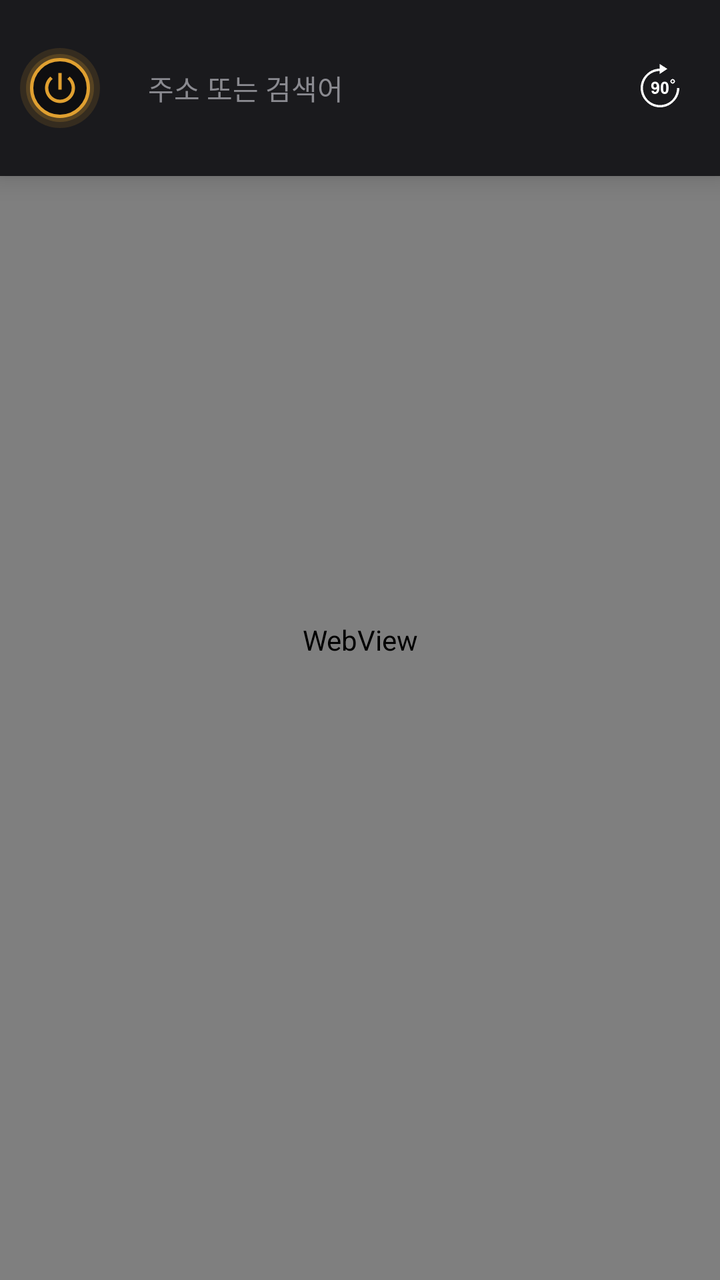
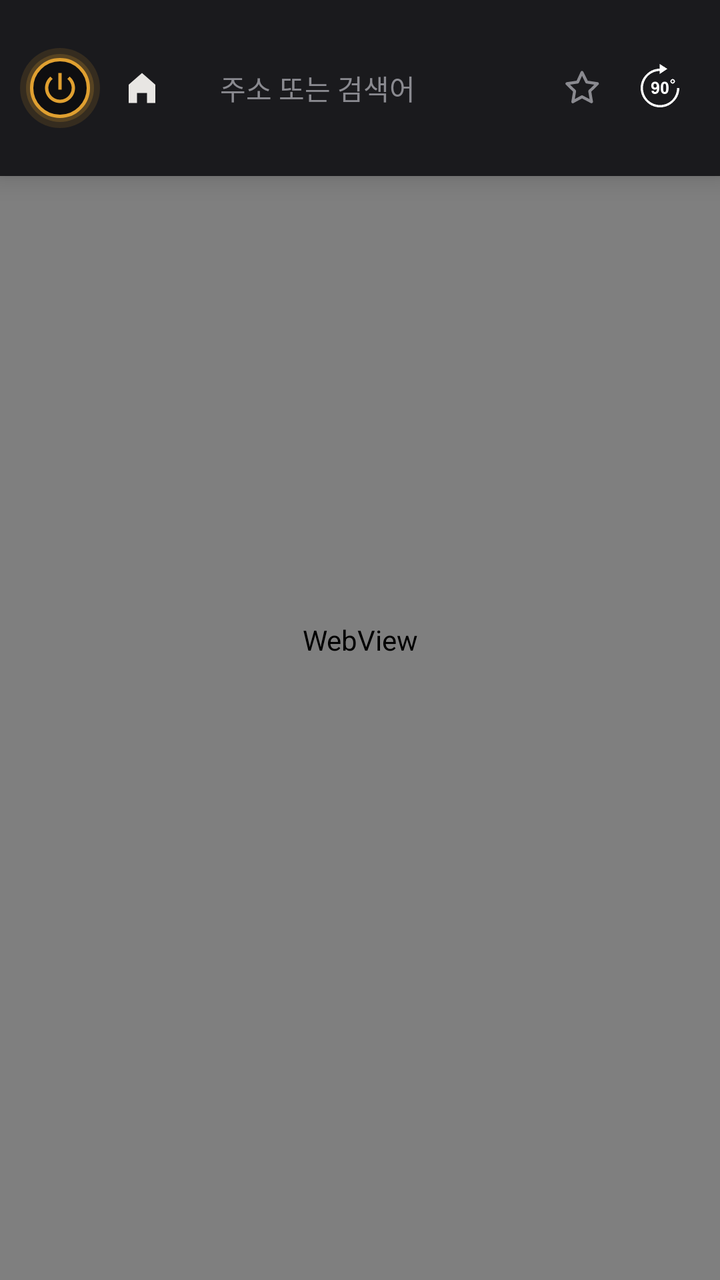

Compare the two renders of this Android layout. The source of the first and the diff that turns it into the second are given below.
<!-- AndroidManifest.xml: fallback theme Theme.MaterialComponents.DayNight.NoActionBar -->
<!-- res/layout/activity_browser.xml -->
<?xml version="1.0" encoding="utf-8"?>
<FrameLayout xmlns:android="http://schemas.android.com/apk/res/android"
    android:id="@+id/root"
    android:layout_width="match_parent"
    android:layout_height="match_parent"
    android:background="@color/surface">

    <FrameLayout
        android:id="@+id/shell"
        android:layout_width="match_parent"
        android:layout_height="match_parent">

        <WebView
            android:id="@+id/web"
            android:layout_width="match_parent"
            android:layout_height="match_parent"
            android:background="@color/surface" />

        
        <ImageView
            android:id="@+id/pull"
            android:layout_width="36dp"
            android:layout_height="36dp"
            android:layout_gravity="top|center_horizontal"
            android:background="@drawable/pull_backdrop"
            android:src="@drawable/ic_refresh"
            android:tint="@color/accent"
            android:scaleType="fitCenter"
            android:padding="9dp"
            android:elevation="6dp"
            android:visibility="gone"
            android:contentDescription="@string/menu_reload" />

        
        
        <LinearLayout
            android:id="@+id/bar"
            android:layout_width="match_parent"
            android:layout_height="wrap_content"
            android:orientation="vertical"
            android:background="@color/chrome"
            android:elevation="8dp">

            <LinearLayout
                android:layout_width="match_parent"
                android:layout_height="wrap_content"
                android:orientation="horizontal"
                android:gravity="center_vertical"
                android:paddingTop="24dp"
                android:paddingBottom="14dp"
                android:paddingHorizontal="10dp">

                
                
                <ImageButton
                    android:id="@+id/power"
                    android:layout_width="40dp"
                    android:layout_height="40dp"
                    android:background="@drawable/power_backdrop"
                    android:src="@drawable/ic_power"
                    android:scaleType="fitCenter"
                    android:padding="10dp"
                    android:contentDescription="@string/on" />

                <EditText
                    android:id="@+id/url"
                    android:layout_width="0dp"
                    android:layout_height="38dp"
                    android:layout_weight="1"
                    android:layout_marginStart="10dp"
                    android:background="@drawable/field"
                    android:paddingHorizontal="14dp"
                    android:hint="@string/url_hint"
                    android:imeOptions="actionGo"
                    android:inputType="textUri"
                    android:maxLines="1"
                    android:textSize="14sp"
                    android:textColor="@color/on_surface"
                    android:textColorHint="@color/muted"
                    android:importantForAutofill="no" />

                
                <ImageButton
                    android:id="@+id/rotate"
                    android:layout_width="40dp"
                    android:layout_height="40dp"
                    android:background="?attr/selectableItemBackgroundBorderless"
                    android:src="@drawable/ic_rotate"
                    android:scaleType="fitCenter"
                    android:padding="8dp"
                    android:contentDescription="@string/rotate_screen" />

                

            </LinearLayout>

            
            <View
                android:id="@+id/downloadDivider"
                android:layout_width="match_parent"
                android:layout_height="1dp"
                android:layout_marginHorizontal="14dp"
                android:background="@color/divider"
                android:visibility="gone" />

            <LinearLayout
                android:id="@+id/downloads"
                android:layout_width="match_parent"
                android:layout_height="wrap_content"
                android:orientation="vertical"
                android:paddingHorizontal="14dp"
                android:paddingTop="6dp"
                android:paddingBottom="4dp" />
        </LinearLayout>

        <ProgressBar
            android:id="@+id/progress"
            style="?android:attr/progressBarStyleHorizontal"
            android:layout_width="match_parent"
            android:layout_height="2dp"
            android:max="100"
            android:visibility="invisible" />
    </FrameLayout>

    
    <FrameLayout
        android:id="@+id/fullscreen"
        android:layout_width="match_parent"
        android:layout_height="match_parent"
        android:background="#000000"
        android:visibility="gone" />
</FrameLayout>
<!-- resources referenced by this layout -->
<resources>
  <color name="accent">#E0A030</color>
  <color name="chrome">#1A1A1D</color>
  <color name="divider">#2E2E34</color>
  <color name="muted">#8A8A90</color>
  <color name="on_surface">#E8E6E3</color>
  <color name="surface">#0E0E10</color>
  <!-- drawable field (drawable) -->
  <?xml version="1.0" encoding="utf-8"?>
  <shape xmlns:android="http://schemas.android.com/apk/res/android"
      android:shape="rectangle">
      <corners android:radius="@dimen/r_xl" />
      <solid android:color="?attr/colorSurfaceVariant" />
  </shape>
  <!-- drawable ic_power (drawable) -->
  <?xml version="1.0" encoding="utf-8"?>
  <vector xmlns:android="http://schemas.android.com/apk/res/android"
      android:width="24dp"
      android:height="24dp"
      android:viewportWidth="24"
      android:viewportHeight="24"
      android:tint="@color/accent">
      <path
          android:fillColor="#FFFFFF"
          android:pathData="M13,3h-2v10h2V3z M17.83,5.17l-1.42,1.42C17.99,7.86 19,9.81 19,12c0,3.87 -3.13,7 -7,7s-7,-3.13 -7,-7c0,-2.19 1.01,-4.14 2.58,-5.42L6.17,5.17C4.23,6.82 3,9.26 3,12c0,4.97 4.03,9 9,9s9,-4.03 9,-9C21,9.26 19.77,6.82 17.83,5.17z" />
  </vector>
  <!-- drawable ic_refresh (drawable) -->
  <?xml version="1.0" encoding="utf-8"?>
  <vector xmlns:android="http://schemas.android.com/apk/res/android"
      android:width="24dp"
      android:height="24dp"
      android:viewportWidth="24"
      android:viewportHeight="24"
      android:tint="@color/on_surface">
      <path
          android:fillColor="#FFFFFF"
          android:pathData="M17.65,6.35C16.2,4.9 14.21,4 12,4c-4.42,0 -7.99,3.58 -8,8s3.58,8 8,8c3.73,0 6.84,-2.55 7.73,-6h-2.08c-0.82,2.33 -3.04,4 -5.65,4c-3.31,0 -6,-2.69 -6,-6s2.69,-6 6,-6c1.66,0 3.14,0.69 4.22,1.78L13,11h7V4L17.65,6.35z" />
  </vector>
  <!-- drawable pull_backdrop (drawable) -->
  <?xml version="1.0" encoding="utf-8"?>
  <layer-list xmlns:android="http://schemas.android.com/apk/res/android">
      <item>
          <shape android:shape="oval">
              <solid android:color="@color/chrome" />
              <stroke android:width="1dp" android:color="@color/divider" />
          </shape>
      </item>
  </layer-list>
  <string name="menu_reload">새로고침</string>
  <string name="on">켜짐</string>
  <string name="rotate_screen">화면 회전</string>
  <string name="url_hint">주소 또는 검색어</string>
  <dimen name="r_xl">20dp</dimen>
  <!-- unchanged entries left out for length: 2 -->
</resources>

<!-- the commit's change to res/layout/activity_browser.xml (unified diff, before → after) -->
@@ -62,12 +62,24 @@
                     android:padding="10dp"
                     android:contentDescription="@string/on" />
 
+                
+                <ImageButton
+                    android:id="@+id/home"
+                    android:layout_width="38dp"
+                    android:layout_height="40dp"
+                    android:layout_marginStart="2dp"
+                    android:background="?attr/selectableItemBackgroundBorderless"
+                    android:src="@drawable/ic_home"
+                    android:scaleType="fitCenter"
+                    android:padding="9dp"
+                    android:contentDescription="@string/start_page" />
+
                 <EditText
                     android:id="@+id/url"
                     android:layout_width="0dp"
                     android:layout_height="38dp"
                     android:layout_weight="1"
-                    android:layout_marginStart="10dp"
+                    android:layout_marginStart="6dp"
                     android:background="@drawable/field"
                     android:paddingHorizontal="14dp"
                     android:hint="@string/url_hint"
@@ -78,6 +90,18 @@
                     android:textColor="@color/on_surface"
                     android:textColorHint="@color/muted"
                     android:importantForAutofill="no" />
+
+                
+                <ImageButton
+                    android:id="@+id/star"
+                    android:layout_width="38dp"
+                    android:layout_height="40dp"
+                    android:layout_marginStart="2dp"
+                    android:background="?attr/selectableItemBackgroundBorderless"
+                    android:src="@drawable/ic_star"
+                    android:scaleType="fitCenter"
+                    android:padding="8dp"
+                    android:contentDescription="@string/favorite" />
 
                 
                 <ImageButton
<!-- resource entries referenced after the edit -->
@@ -13,6 +13,17 @@
       <corners android:radius="@dimen/r_xl" />
       <solid android:color="?attr/colorSurfaceVariant" />
   </shape>
+  <!-- drawable ic_home (drawable) -->
+  <vector xmlns:android="http://schemas.android.com/apk/res/android"
+      android:width="18dp"
+      android:height="18dp"
+      android:viewportWidth="24"
+      android:viewportHeight="24"
+      android:tint="@color/on_surface">
+      <path
+          android:fillColor="@android:color/white"
+          android:pathData="M12,3L4,10v11h5v-6h6v6h5V10L12,3z" />
+  </vector>
   <!-- drawable ic_power (drawable) -->
   <?xml version="1.0" encoding="utf-8"?>
   <vector xmlns:android="http://schemas.android.com/apk/res/android"
@@ -37,6 +48,20 @@
           android:fillColor="#FFFFFF"
           android:pathData="M17.65,6.35C16.2,4.9 14.21,4 12,4c-4.42,0 -7.99,3.58 -8,8s3.58,8 8,8c3.73,0 6.84,-2.55 7.73,-6h-2.08c-0.82,2.33 -3.04,4 -5.65,4c-3.31,0 -6,-2.69 -6,-6s2.69,-6 6,-6c1.66,0 3.14,0.69 4.22,1.78L13,11h7V4L17.65,6.35z" />
   </vector>
+  <!-- drawable ic_star (drawable) -->
+  <vector xmlns:android="http://schemas.android.com/apk/res/android"
+      android:width="24dp"
+      android:height="24dp"
+      android:viewportWidth="24"
+      android:viewportHeight="24"
+      android:tint="@color/muted">
+      <path
+          android:fillColor="#00000000"
+          android:strokeColor="#FFFFFF"
+          android:strokeWidth="1.6"
+          android:strokeLineJoin="round"
+          android:pathData="M12,3.5l2.6,5.27 5.82,0.85 -4.21,4.1 0.99,5.8L12,16.79 6.99,19.52l0.99,-5.8 -4.21,-4.1 5.82,-0.85z" />
+  </vector>
   <!-- drawable pull_backdrop (drawable) -->
   <?xml version="1.0" encoding="utf-8"?>
   <layer-list xmlns:android="http://schemas.android.com/apk/res/android">
@@ -47,9 +72,11 @@
           </shape>
       </item>
   </layer-list>
+  <string name="favorite">즐겨찾기</string>
   <string name="menu_reload">새로고침</string>
   <string name="on">켜짐</string>
   <string name="rotate_screen">화면 회전</string>
+  <string name="start_page">시작 페이지</string>
   <string name="url_hint">주소 또는 검색어</string>
   <dimen name="r_xl">20dp</dimen>
   <!-- unchanged entries left out for length: 2 -->
